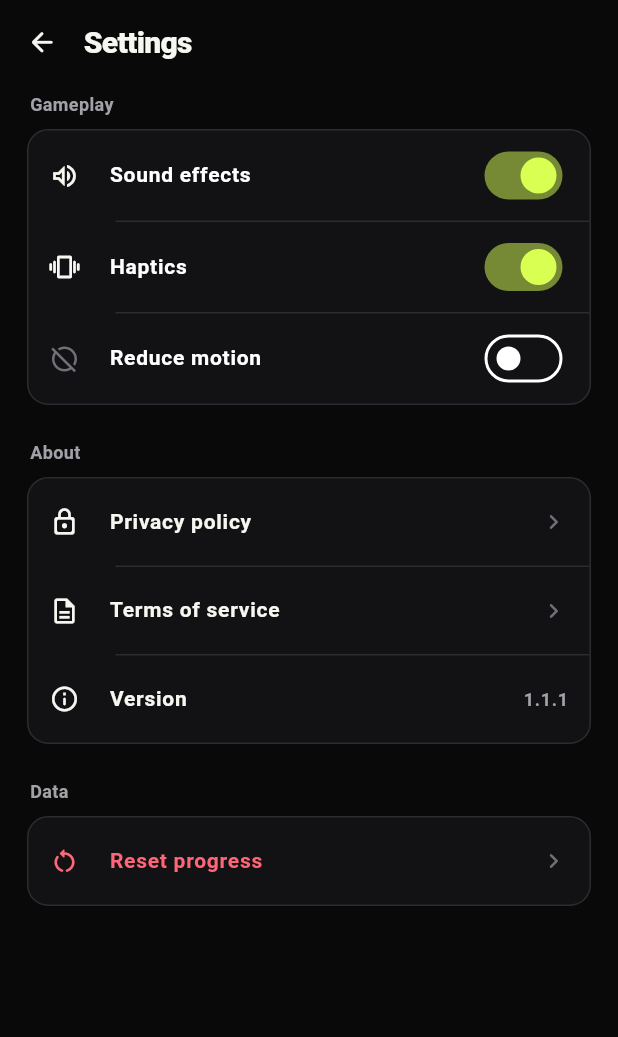
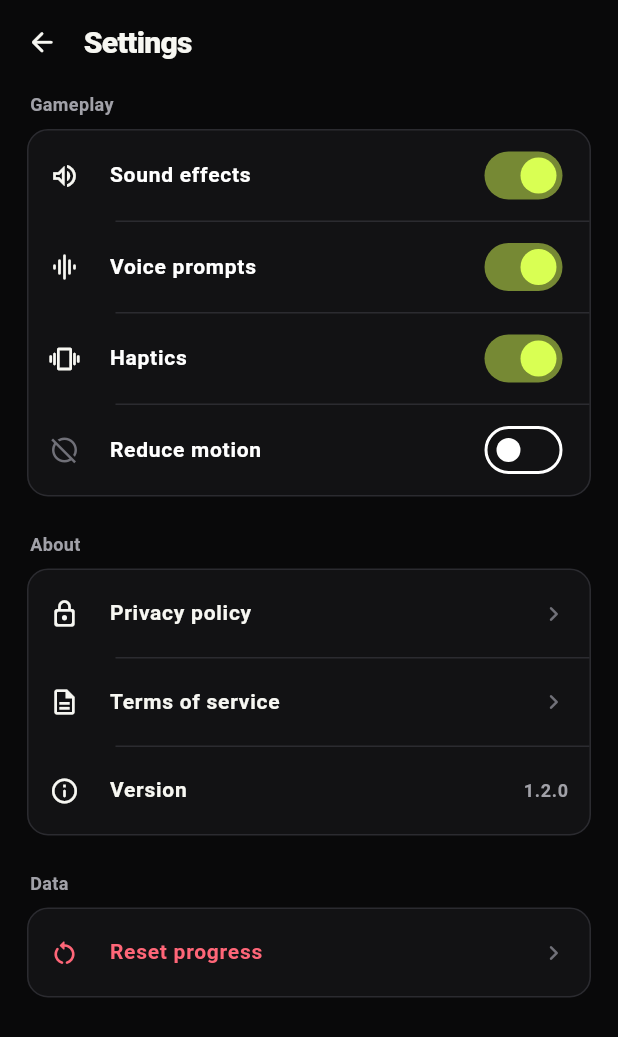
Before and after one commit to Deepak9305/brainrot-quiz, a Flutter app: the screen it shows after launch, after a tap on "Enter quiz", after a tap on the "settings" icon, on a phone screen of 412 x 824 dp. Shown: the top 1037 px of the screen. Run offline on Flutter 3.47's test engine with Material 3 defaults, Android fonts, the phone set to English and light mode, and no system bars; our stand-ins replace flutter_riverpod, go_router, google_mobile_ads, shared_preferences.

Commit message:
Expose voice prompt setting

```diff
--- a/lib/features/settings/settings_screen.dart
+++ b/lib/features/settings/settings_screen.dart
@@ -29,6 +29,15 @@ class SettingsScreen extends ConsumerWidget {
                   onChanged: (value) => ref
                       .read(progressProvider.notifier)
                       .setSetting('soundEffects', value),
+                ),
+                const _RowDivider(),
+                _SettingSwitch(
+                  label: 'Voice prompts',
+                  icon: Icons.graphic_eq_rounded,
+                  value: progress.voiceReactions,
+                  onChanged: (value) => ref
+                      .read(progressProvider.notifier)
+                      .setSetting('voiceReactions', value),
                 ),
                 const _RowDivider(),
                 _SettingSwitch(
@@ -77,11 +86,11 @@ class SettingsScreen extends ConsumerWidget {
                 _SettingsLink(
                   label: 'Version',
                   icon: Icons.info_outline_rounded,
-                  trailing: '1.1.1',
+                  trailing: '1.2.0',
                   onTap: () => _showInfo(
                     context,
-                    'Brainrot Quiz 1.1.1',
-                    'Fast internet-culture quizzes with no login required.',
+                    'Brainrot Quiz 1.2.0',
+                    'Image-first and voice-first internet culture quizzes with no login required.',
                   ),
                 ),
               ],
```
